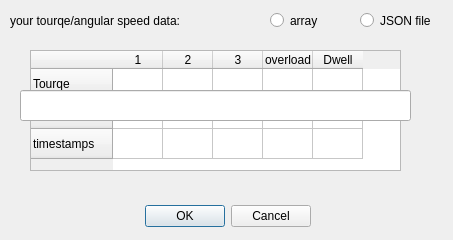
Above: utils/harmonic_drive_selector/gui/ui/data_dialog.ui from AimanHaidar/harmonic-drive-selector before the change. Below: the same form after it.
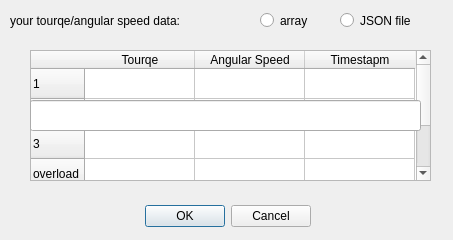
That is the form after the change.

Commit message: edit the data dialog

```diff
--- a/utils/harmonic_drive_selector/gui/ui/data_dialog.ui
+++ b/utils/harmonic_drive_selector/gui/ui/data_dialog.ui
@@ -32,7 +32,7 @@
   <widget class="QRadioButton" name="array_s">
    <property name="geometry">
     <rect>
-     <x>270</x>
+     <x>260</x>
      <y>0</y>
      <width>61</width>
      <height>41</height>
@@ -45,7 +45,7 @@
   <widget class="QRadioButton" name="json_s">
    <property name="geometry">
     <rect>
-     <x>360</x>
+     <x>340</x>
      <y>0</y>
      <width>91</width>
      <height>41</height>
@@ -73,72 +73,56 @@
     <rect>
      <x>30</x>
      <y>50</y>
-     <width>371</width>
-     <height>121</height>
+     <width>401</width>
+     <height>131</height>
     </rect>
    </property>
    <property name="lineWidth">
     <number>1</number>
    </property>
    <attribute name="horizontalHeaderDefaultSectionSize">
-    <number>50</number>
+    <number>110</number>
    </attribute>
    <row>
     <property name="text">
-     <string>Tourqe</string>
-    </property>
-   </row>
-   <row>
-    <property name="text">
-     <string>Anglur Speed</string>
-    </property>
-   </row>
-   <row>
-    <property name="text">
-     <string>timestamps</string>
-    </property>
-   </row>
-   <column>
-    <property name="text">
      <string>1</string>
     </property>
-   </column>
-   <column>
+   </row>
+   <row>
     <property name="text">
      <string>2</string>
     </property>
-   </column>
-   <column>
+   </row>
+   <row>
     <property name="text">
      <string>3</string>
     </property>
-   </column>
-   <column>
+   </row>
+   <row>
     <property name="text">
      <string>overload</string>
     </property>
-   </column>
-   <column>
+   </row>
+   <row>
     <property name="text">
      <string>Dwell</string>
     </property>
+   </row>
+   <column>
+    <property name="text">
+     <string>Tourqe</string>
+    </property>
    </column>
-   <item row="0" column="4">
+   <column>
     <property name="text">
-     <string/>
+     <string>Angular Speed</string>
     </property>
-    <property name="flags">
-     <set>ItemIsDragEnabled|ItemIsDropEnabled|ItemIsUserCheckable</set>
-    </property>
-   </item>
-   <item row="1" column="4">
+   </column>
+   <column>
     <property name="text">
-     <string/>
+     <string>Timestapm</string>
     </property>
-    <property name="flags">
-     <set>ItemIsDragEnabled|ItemIsDropEnabled|ItemIsUserCheckable</set>
-    </property>
-   </item>
+   </column>
   </widget>
   <widget class="QLineEdit" name="file_path">
    <property name="enabled">
@@ -146,8 +130,8 @@
    </property>
    <property name="geometry">
     <rect>
-     <x>20</x>
-     <y>90</y>
+     <x>30</x>
+     <y>100</y>
      <width>391</width>
      <height>31</height>
     </rect>
```
The commit also changes 2 other files.
